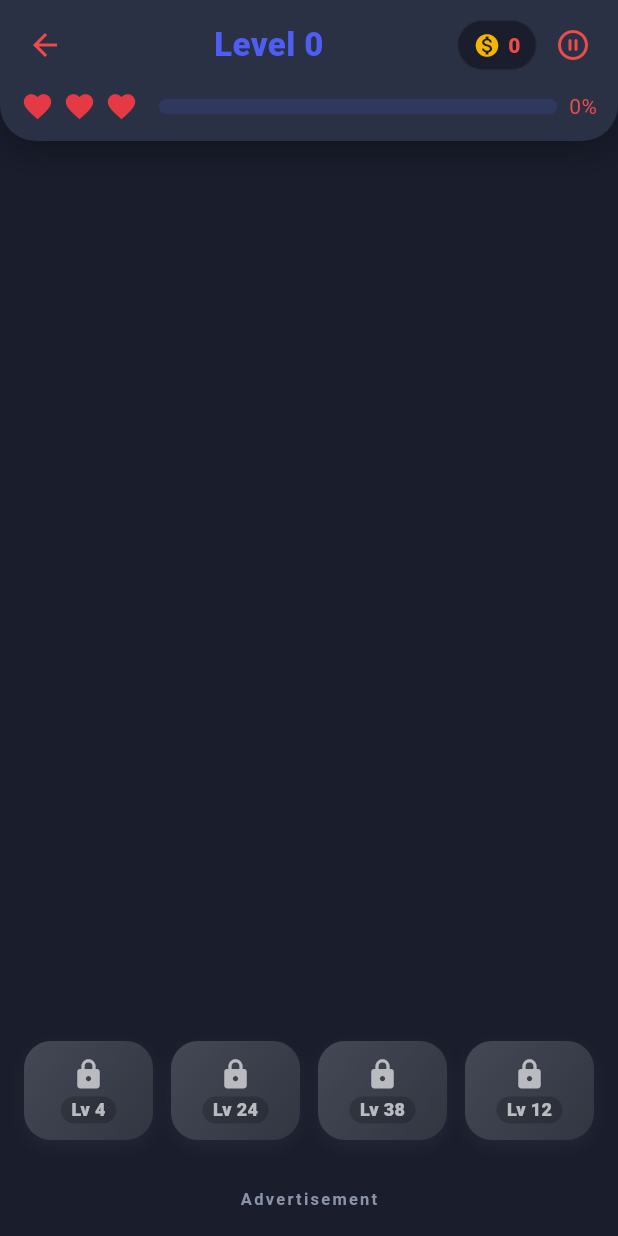
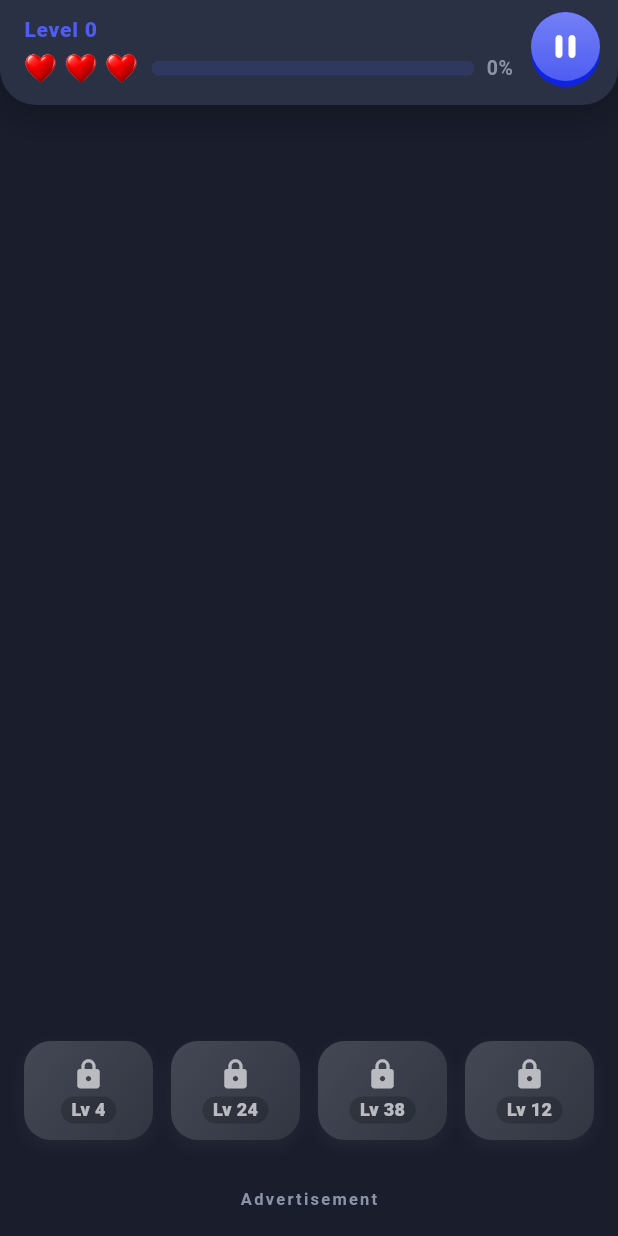
Before and after one commit to faria-islam-mily/Arrows_pro, a Flutter app: the GameScreen screen opened directly with empty values, on a phone screen of 412 x 824 dp. Run offline on Flutter 3.47's test engine with Material 3 defaults, Android fonts, the phone set to English and light mode, and no system bars; our stand-ins replace audioplayers, google_mobile_ads, in_app_purchase, shared_preferences; accounts and stored records are empty; network calls fail.

Commit message:
Redesign in-game header; fix GameDialog title; animate fail dialogs
1. Puzzle header: dropped the back button and coin chip; now a small level
   label sits over the hearts + progress bar on the left, with a chunky,
   themed pause button on the right. Heart pips use the 3D heart and pop when
   lost.
2. Header pause uses the shared ChunkyCircleButton so it presses like the rest
   of the UI and follows the active theme.
3. GameDialog now wraps its WHOLE tree (header included) in a transparent
   Material, fixing the "Level Failed" title's no-Material yellow underline.
   The broken heart in the fail / out-of-lives dialogs gently pulses + wobbles.

Co-Authored-By: Claude Opus 4.8 <noreply@anthropic.com>

```diff
--- a/lib/screens/game_screen.dart
+++ b/lib/screens/game_screen.dart
@@ -3,6 +3,7 @@ import 'dart:math' as math;
 import 'package:flutter/material.dart';
 
 import '../data/levels.dart';
+import '../data/palettes.dart';
 import '../game/game_controller.dart';
 import '../models/level.dart';
 import '../models/power_up.dart';
@@ -19,6 +20,7 @@ import '../widgets/power_intro_overlay.dart';
 import '../widgets/level_thumbnail.dart';
 import '../widgets/settings_dialog.dart';
 import '../widgets/tutorial_overlay.dart';
+import '../widgets/ui_kit.dart';
 
 class GameScreen extends StatefulWidget {
   const GameScreen({super.key, required this.level});
@@ -387,7 +389,6 @@ class _GameScreenState extends State<GameScreen>
     final palette = context.palette;
     final progress = _game.progress;
     final state = context.appState;
-    final coins = state.coins;
     final topInset = MediaQuery.of(context).padding.top;
 
     return Scaffold(
@@ -416,7 +417,7 @@ class _GameScreenState extends State<GameScreen>
             alignment: Alignment.topCenter,
             child: Container(
               width: double.infinity,
-              padding: EdgeInsets.fromLTRB(6, topInset + 6, 6, 12),
+              padding: EdgeInsets.fromLTRB(16, topInset + 8, 12, 12),
               decoration: BoxDecoration(
                 color: palette.surface,
                 borderRadius:
@@ -429,62 +430,36 @@ class _GameScreenState extends State<GameScreen>
                   ),
                 ],
               ),
+              child: Row(
+                children: [
+                  // Left: small level label over the hearts + progress bar.
+                  Expanded(
                     child: Column(
                       mainAxisSize: MainAxisSize.min,
+                      crossAxisAlignment: CrossAxisAlignment.start,
                       children: [
-                    Row(
-                      children: [
-                        IconButton(
-                          onPressed: () => Navigator.of(context).maybePop(),
-                          icon: Icon(Icons.arrow_back, color: palette.arrow),
-                        ),
-                        Expanded(
-                          child: Center(
-                            child: Text(
+                        Text(
                           widget.level.difficulty == 'Daily'
                               ? 'Daily'
                               : 'Level ${widget.level.number}',
-                              textAlign: TextAlign.center,
                           maxLines: 1,
                           overflow: TextOverflow.ellipsis,
                           style: TextStyle(
                             color: palette.primary,
-                                fontWeight: FontWeight.w800,
-                                fontSize: 22,
+                            fontWeight: FontWeight.w900,
+                            fontSize: 14,
+                            letterSpacing: 0.5,
                           ),
                         ),
-                          ),
-                        ),
-                        _CoinChip(coins: coins),
-                        IconButton(
-                          tooltip: 'Pause',
-                          onPressed: () => showPauseDialog(
-                            context,
-                            onRestart: _confirmRestart,
-                            onHome: _confirmHome,
-                          ),
-                          icon: Icon(Icons.pause_circle_outline_rounded,
-                              color: palette.arrow),
-                        ),
-                      ],
-                    ),
-                    const SizedBox(height: 6),
-                    Padding(
-                      padding: const EdgeInsets.symmetric(horizontal: 8),
-                      child: Row(
+                        const SizedBox(height: 5),
+                        Row(
                           children: [
                             for (var i = 0; i < 3; i++)
                               Padding(
-                              padding: const EdgeInsets.only(right: 6),
-                              child: Icon(
-                                Icons.favorite,
-                                size: 22,
-                                color: i < _lives
-                                    ? const Color(0xFFE63946)
-                                    : palette.textMuted.withValues(alpha: 0.3),
+                                padding: const EdgeInsets.only(right: 5),
+                                child: _HeartPip(alive: i < _lives, palette: palette),
                               ),
-                            ),
-                          const SizedBox(width: 8),
+                            const SizedBox(width: 4),
                             Expanded(
                               child: ClipRRect(
                                 borderRadius: BorderRadius.circular(8),
@@ -498,8 +473,27 @@ class _GameScreenState extends State<GameScreen>
                               ),
                             ),
                             const SizedBox(width: 8),
-                          Text('${(progress * 100).round()}%'),
+                            Text('${(progress * 100).round()}%',
+                                style: TextStyle(
+                                    color: palette.textMuted,
+                                    fontWeight: FontWeight.w700,
+                                    fontSize: 13)),
                           ],
+                        ),
+                      ],
+                    ),
+                  ),
+                  const SizedBox(width: 12),
+                  // Right: chunky, themed pause button.
+                  ChunkyCircleButton(
+                    icon: Icons.pause_rounded,
+                    color: palette.primary,
+                    size: 46,
+                    iconSize: 26,
+                    onTap: () => showPauseDialog(
+                      context,
+                      onRestart: _confirmRestart,
+                      onHome: _confirmHome,
                     ),
                   ),
                 ],
@@ -888,38 +882,24 @@ class _PowerButton extends StatelessWidget {
       );
 }
 
-/// Live coin balance pill for the header. Rebuilds (and so visibly ticks down)
-/// whenever coins are spent, since the screen subscribes to app state.
-class _CoinChip extends StatelessWidget {
-  const _CoinChip({required this.coins});
+/// A single life pip in the header — a glossy 3D heart when alive, a dimmed
+/// outline when lost. Pops/scales as the alive state changes for liveliness.
+class _HeartPip extends StatelessWidget {
+  const _HeartPip({required this.alive, required this.palette});
 
-  final int coins;
+  final bool alive;
+  final AppPalette palette;
 
   @override
   Widget build(BuildContext context) {
-    final palette = context.palette;
-    return Container(
-      padding: const EdgeInsets.symmetric(horizontal: 10, vertical: 6),
-      decoration: BoxDecoration(
-        color: palette.background,
-        borderRadius: BorderRadius.circular(20),
-        border: Border.all(color: Colors.white.withValues(alpha: 0.06)),
-      ),
-      child: Row(
-        mainAxisSize: MainAxisSize.min,
-        children: [
-          const Icon(Icons.monetization_on, size: 18, color: Color(0xFFF4B400)),
-          const SizedBox(width: 5),
-          Text(
-            '$coins',
-            style: TextStyle(
-              fontWeight: FontWeight.w800,
-              fontSize: 14,
-              color: palette.arrow,
-            ),
-          ),
-        ],
-      ),
+    return AnimatedScale(
+      duration: const Duration(milliseconds: 220),
+      curve: Curves.easeOutBack,
+      scale: alive ? 1.0 : 0.82,
+      child: alive
+          ? const HeartIcon(size: 22)
+          : Icon(Icons.favorite_rounded,
+              size: 22, color: palette.textMuted.withValues(alpha: 0.3)),
     );
   }
 }
```
Also changed, not shown: lib/widgets/game_dialogs.dart (+38 -2 lines), lib/widgets/ui_kit.dart (+6 -1 lines). Lines whose indentation alone changed are shown as unchanged.
